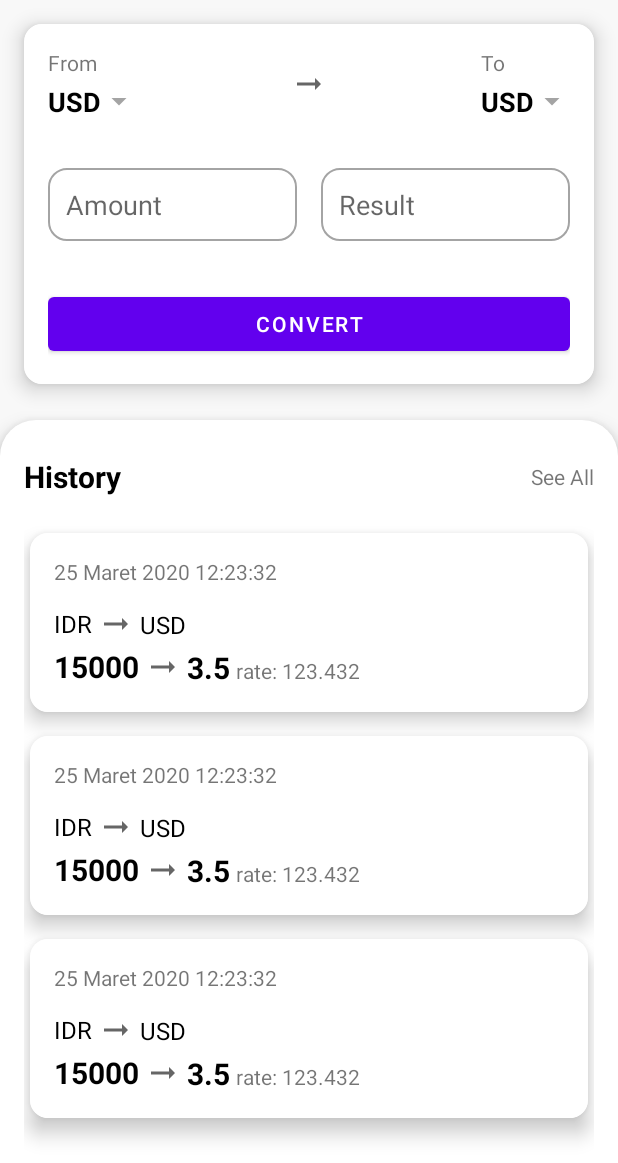
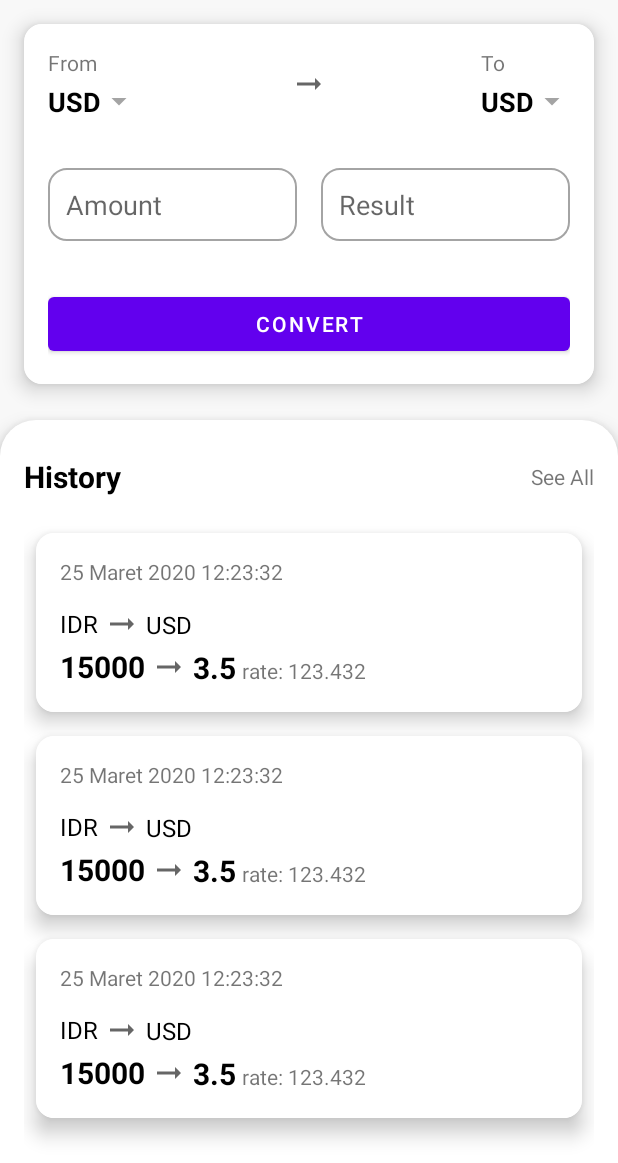
Before and after one commit to jonathandarwin/kotlin-currency, an Android app: the layout home_fragment.xml on its own in the app's theme, with its tools: preview values and no code run, on a phone screen of 412 x 824 dp, the part 73-1236 px from its top. Run offline under Robolectric (Android 15) with nearby library versions, the phone set to English and light mode, and no system bars.

Commit message:
fixing margin on history list item

```diff
--- a/app/src/main/res/layout/list_convert_currency_history_item.xml
+++ b/app/src/main/res/layout/list_convert_currency_history_item.xml
@@ -18,10 +18,7 @@
         android:layout_height="wrap_content"
         app:cardCornerRadius="12dp"
         app:cardElevation="8dp"
-        android:layout_marginTop="8dp"
-        android:layout_marginBottom="8dp"
-        android:layout_marginStart="4dp"
-        android:layout_marginEnd="4dp"
+        android:layout_margin="8dp"
         >
 
         <androidx.constraintlayout.widget.ConstraintLayout
```
